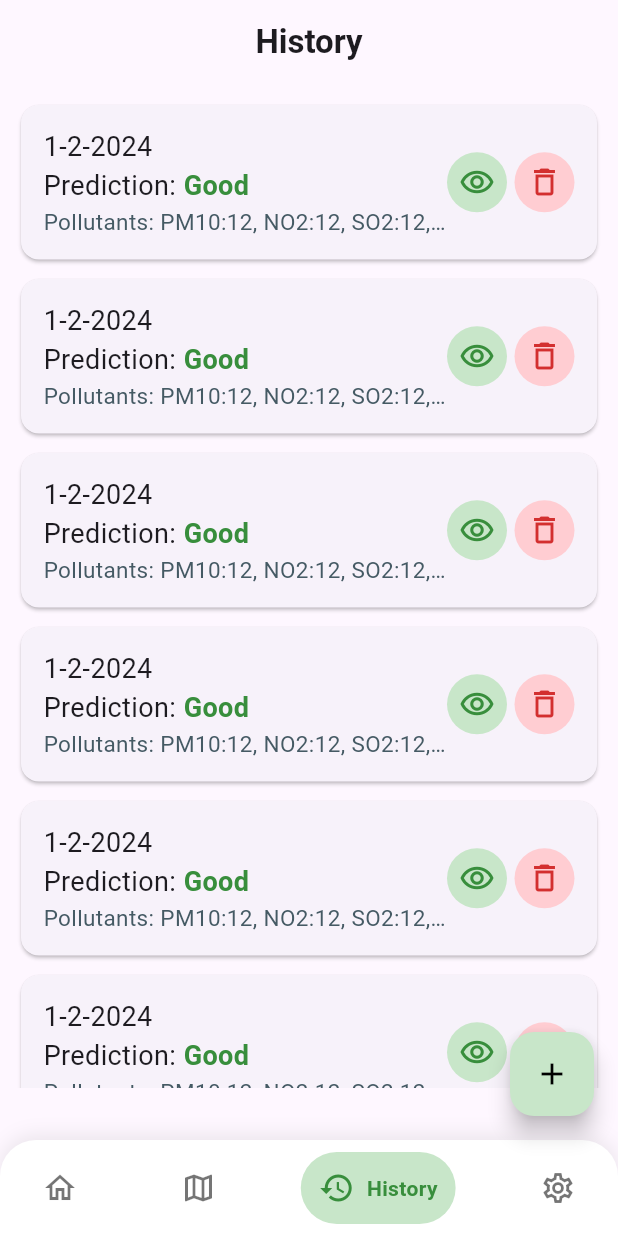
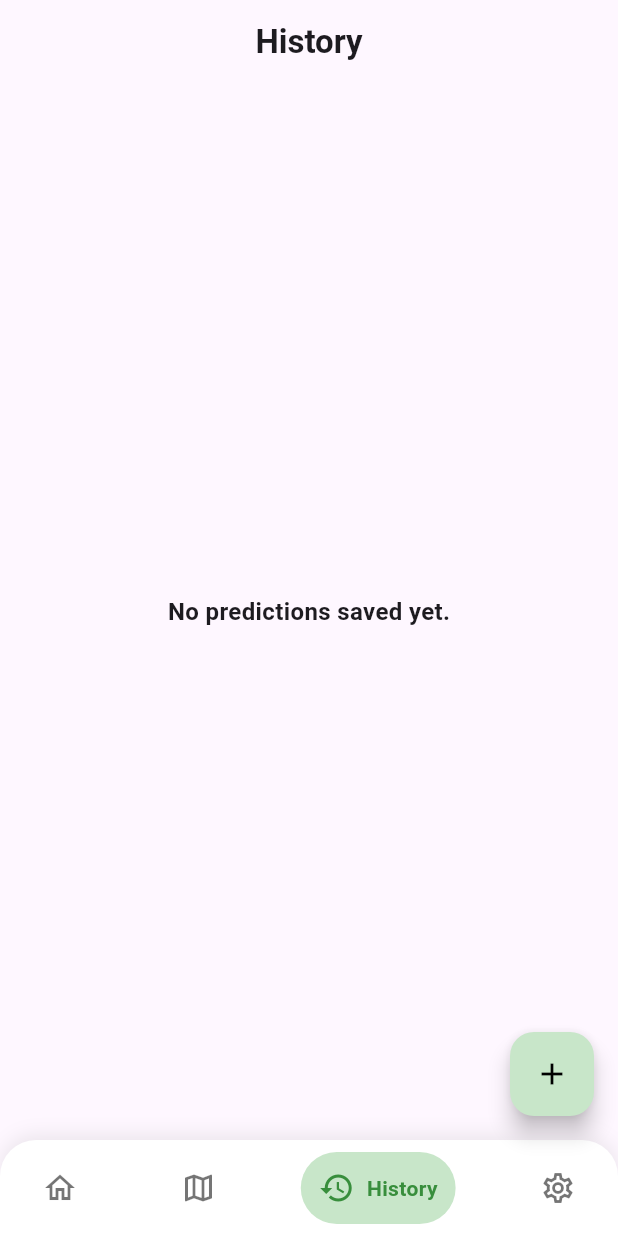
Before and after one commit to amrelmaadawy/pollution_predict, a Flutter app: the screen it shows after launch, item 3 of the bottom bar chosen, on a phone screen of 412 x 824 dp. Run offline on Flutter 3.47's test engine with Material 3 defaults, Android fonts, the phone set to English and light mode, and no system bars; drawn by our look-alikes of google_nav_bar; our stand-ins replace bloc, dio, flutter_bloc, flutter_map, hive, hive_flutter and 2 more; accounts and stored records are empty.

Commit message:
save the values of the predictoin in hive and present it in history view

```diff
--- /dev/null
+++ b/lib/core/model/prediction_model.dart
@@ -0,0 +1,21 @@
+import 'package:hive/hive.dart';
+
+part 'prediction_model.g.dart';
+
+@HiveType(typeId: 0)
+class PredictionModel extends HiveObject {
+  @HiveField(0)
+  String date;
+
+  @HiveField(1)
+  String prediction;
+
+  @HiveField(2)
+  Map<String, double> pollutants;
+
+  PredictionModel({
+    required this.date,
+    required this.prediction,
+    required this.pollutants,
+  });
+}
--- a/lib/features/history/ui/history_view.dart
+++ b/lib/features/history/ui/history_view.dart
@@ -1,4 +1,6 @@
 import 'package:flutter/material.dart';
+import 'package:hive_flutter/hive_flutter.dart';
+import 'package:pollution/core/model/prediction_model.dart';
 import 'package:pollution/features/history/ui/widgets/preditction_item.dart';
 
 class HistoryView extends StatelessWidget {
@@ -6,22 +8,45 @@ class HistoryView extends StatelessWidget {
 
   @override
   Widget build(BuildContext context) {
+    final box = Hive.box<PredictionModel>('pollutionBox');
+    final predictions = box.values.toList();
+    return ValueListenableBuilder(
+      valueListenable: box.listenable(),
+      builder: (BuildContext context, value, Widget? child) {
         return Padding(
           padding: const EdgeInsets.all(10.0),
-      child: Column(
+          child: predictions.isEmpty
+              ? const Center(
+                  child: Text(
+                    "No predictions saved yet.",
+                    style: TextStyle(fontSize: 16, fontWeight: FontWeight.bold),
+                  ),
+                )
+              : Column(
                   children: [
                     SizedBox(
                       height: MediaQuery.of(context).size.height * 0.8,
-
                       child: ListView.separated(
                         shrinkWrap: true,
-              itemBuilder: (context, index) => PredictionItem(),
-              separatorBuilder: (context, index) => SizedBox(height: 5),
-              itemCount: 10,
+                        itemBuilder: (context, index) {
+                          final item = predictions[index];
+                          return PredictionItem(
+                            date: item.date,
+                            prediction: item.prediction,
+                            pollution: Map<String, double>.from(
+                              item.pollutants,
+                            ),
+                          );
+                        },
+                        separatorBuilder: (context, index) =>
+                            const SizedBox(height: 5),
+                        itemCount: predictions.length,
                       ),
                     ),
                   ],
                 ),
         );
+      },
+    );
   }
 }
--- a/lib/features/history/ui/widgets/preditction_item.dart
+++ b/lib/features/history/ui/widgets/preditction_item.dart
@@ -3,8 +3,10 @@ import 'package:pollution/core/app_colors.dart';
 import 'package:pollution/features/history/ui/widgets/pollutants_levels_item.dart';
 
 class PredictionItem extends StatelessWidget {
-  const PredictionItem({super.key});
-
+  const PredictionItem({super.key, required this.date, required this.prediction, required this.pollution});
+  final String date;
+  final String prediction;
+  final Map<String, double> pollution;
   @override
   Widget build(BuildContext context) {
     return Card(
@@ -16,13 +18,13 @@ class PredictionItem extends StatelessWidget {
               child: Column(
                 crossAxisAlignment: CrossAxisAlignment.start,
                 children: [
-                  Text('1-2-2024', style: TextStyle(fontSize: 18)),
+                  Text(date, style: TextStyle(fontSize: 18)),
                   Row(
                     children: [
                       Text('Prediction:', style: TextStyle(fontSize: 18)),
                       const SizedBox(width: 5),
                       Text(
-                        'Good',
+                        'Good [$prediction]',
                         style: TextStyle(
                           fontWeight: FontWeight.bold,
                           color: klightGreenTextColor,
--- a/lib/features/predict/ui/predict_view.dart
+++ b/lib/features/predict/ui/predict_view.dart
@@ -1,4 +1,3 @@
-import 'package:dio/dio.dart';
 import 'package:flutter/material.dart';
 import 'package:flutter_bloc/flutter_bloc.dart';
 import 'package:pollution/core/app_colors.dart';
@@ -37,8 +36,6 @@ class _PredictViewState extends State<PredictView> {
       ),
       body: Padding(
         padding: const EdgeInsets.all(10.0),
-        child: BlocProvider(
-          create: (context) => PredictCubit(Dio()),
         child: BlocBuilder<PredictCubit, PredictState>(
           builder: (context, state) {
             return SingleChildScrollView(
@@ -180,6 +177,7 @@ class _PredictViewState extends State<PredictView> {
                             humidity: double.parse(humdintyController.text),
                             wind: double.parse(windController.text),
                           );
+                          Navigator.pop(context);
                         },
                         child: Text(
                           'Predict',
@@ -198,7 +196,6 @@ class _PredictViewState extends State<PredictView> {
           },
         ),
       ),
-      ),
     );
   }
 }
--- a/lib/features/predict/ui/widgets/custom_text_form_field.dart
+++ b/lib/features/predict/ui/widgets/custom_text_form_field.dart
@@ -30,7 +30,6 @@ class CustomTextFormField extends StatelessWidget {
           validator: validator,
           keyboardType: keyboardType,
           cursorColor: klightGreenTextColor,
-          style: const TextStyle(color: Colors.white),
           decoration: InputDecoration(
             suffixIcon: suffixIcon,
             labelText: labelText,
--- a/pubspec.yaml
+++ b/pubspec.yaml
@@ -39,6 +39,8 @@ dependencies:
     sdk: flutter
   flutter_map: ^8.2.2
   google_nav_bar: ^5.0.7
+  hive: ^2.2.3
+  hive_flutter: ^1.1.0
   intl: ^0.20.2
   latlong2: ^0.9.1
   meta: ^1.16.0
@@ -46,6 +48,8 @@ dependencies:
 
 dev_dependencies:
   flutter_lints: ^5.0.0
+  hive_generator: ^2.0.1
+  build_runner: ^2.4.6
   flutter_test:
     sdk: flutter
 
```
Also changed, not shown: lib/core/hive/hive_service.dart (added, +17 -0 lines), lib/features/predict/logic/cubit/predict_cubit.dart (+22 -0 lines), lib/main.dart (+16 -3 lines), lib/core/model/prediction_model.g.dart (added), pubspec.lock. Lines whose indentation alone changed are shown as unchanged.
